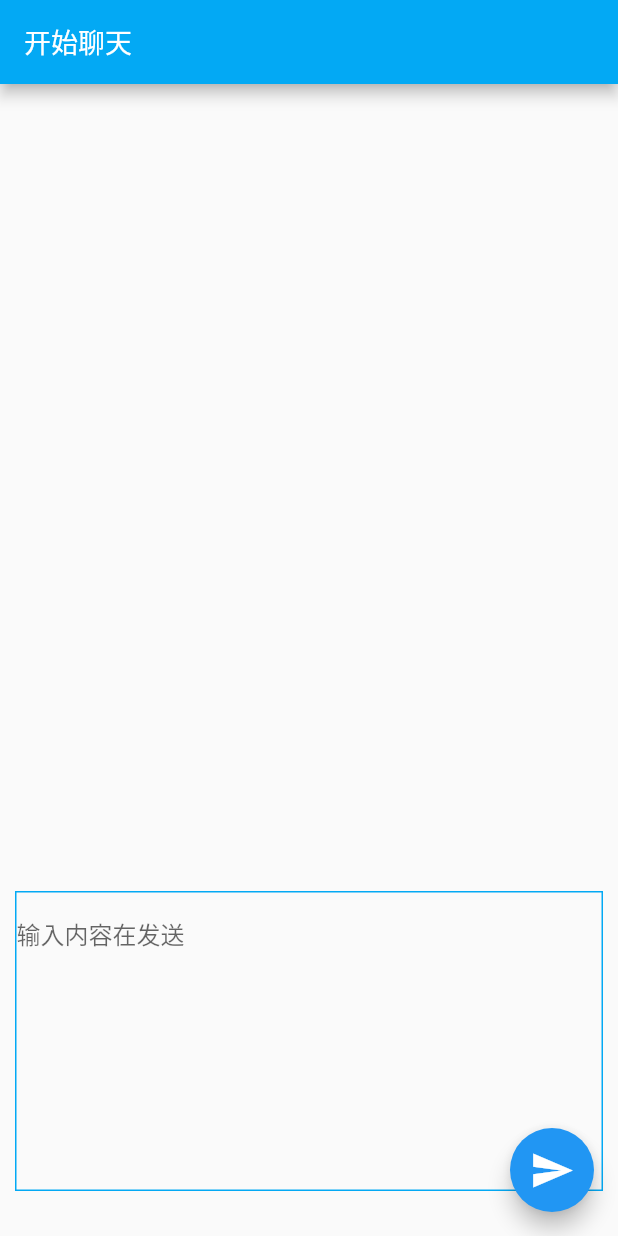
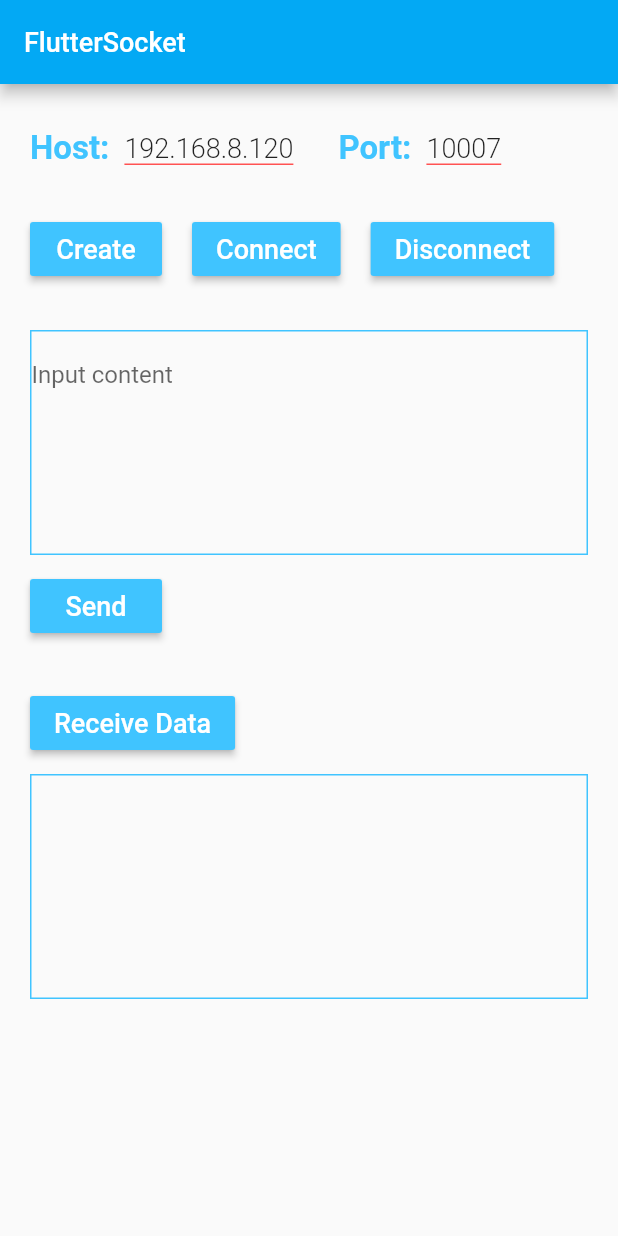
Before and after one commit to waitwalker/flutter_socket_plugin, a Flutter app: the screen it shows after launch, on a phone screen of 412 x 824 dp. Run offline on Flutter 3.47's test engine with Material 2 defaults, Android fonts, the phone set to English and light mode, and no system bars.

Commit message:
example 完善

```diff
--- a/example/lib/main.dart
+++ b/example/lib/main.dart
@@ -23,45 +23,51 @@ class HomePage extends StatefulWidget {
 }
 
 class _HomePageState extends State<HomePage> {
-  List<Map> chatList = [];
+
   TextEditingController textEditingController = TextEditingController();
+
   FlutterSocket flutterSocket;
   bool connected = false;
+  String _host = "192.168.8.120";
+  int _port = 10007;
+  String receiveMessage = "";
 
   @override
   void initState() {
+    initSocket();
     textEditingController.addListener((){
-      print("text:${textEditingController.text}");
+      print("input text:${textEditingController.text}");
     });
-    initSocket();
     super.initState();
   }
 
-  initSocket() async {
+  ///
+  /// @Method: initSocket
+  /// @Parameter:
+  /// @ReturnType:
+  /// @Description: init socket
+  /// @author: waitwalker
+  /// @Date: 2019-08-23
+  ///
+  initSocket() {
     flutterSocket = FlutterSocket();
-    var result = await flutterSocket.createSocket("192.168.8.120", 10007, timeout: 20);
-    print(result);
-    if (result == true) {
-
-      flutterSocket.tryConnect();
 
     flutterSocket.connectListener((data){
-        print("data:");
-        connected = true;
+      print("connect listener data:$data");
     });
 
     flutterSocket.errorListener((data){
-        print(data);
+      print("error listener data:$data");
     });
 
+
     flutterSocket.receiveListener((data){
-        print("receive data:$data");
+      print("receive listener data:$data");
     });
 
     flutterSocket.disconnectListener((data){
-        print("disconnect data:$data");
+      print("disconnect listener data:$data");
     });
-    }
 
   }
 
@@ -70,64 +76,123 @@ class _HomePageState extends State<HomePage> {
   Widget build(BuildContext context) {
     return Scaffold(
       appBar: AppBar(
-        title: Text("开始聊天",style: TextStyle(fontSize: 18,color: Colors.white),),
+        title: Text("FlutterSocket",style: TextStyle(fontSize: 18,color: Colors.white),),
         backgroundColor: Colors.lightBlue,
       ),
       body: Column(
-        mainAxisAlignment: MainAxisAlignment.spaceBetween,
         children: <Widget>[
 
-          Expanded(
-            child: ListView.builder(
-              itemBuilder: itemBuilder,
-              itemCount: chatList.length,
+          Padding(
+            padding: EdgeInsets.only(top: 30,left: 20,right: 20),
+            child: Row(
+              children: <Widget>[
+                Text("Host:",style: TextStyle(fontSize: 22,color: Colors.lightBlueAccent,fontWeight: FontWeight.w600),),
+                Padding(padding: EdgeInsets.only(left: 10),),
+                Container(
+                  decoration: BoxDecoration(
+                    border: Border(bottom: BorderSide(color: Colors.redAccent,width: 1.0)),
+                  ),
+                  child: Text(_host,style: TextStyle(fontSize: 18,color: Colors.black87,fontWeight: FontWeight.w300),),
+                ),
+                Padding(padding: EdgeInsets.only(left: 30),),
+                Text("Port:",style: TextStyle(fontSize: 22,color: Colors.lightBlueAccent,fontWeight: FontWeight.w600),),
+                Padding(padding: EdgeInsets.only(left: 10),),
+                Container(
+                  decoration: BoxDecoration(
+                    border: Border(bottom: BorderSide(color: Colors.redAccent,width: 1.0)),
+                  ),
+                  child: Text("$_port",style: TextStyle(fontSize: 18,color: Colors.black87,fontWeight: FontWeight.w300),),
+                ),
+              ],
             ),
           ),
 
           Padding(
-            padding: EdgeInsets.only(top: 30,bottom: 30,left: 10,right: 10),
+            padding: EdgeInsets.only(left: 20,right: 20,top: 30),
+            child: Row(
+              children: <Widget>[
+                RaisedButton(
+                  color: Colors.lightBlueAccent,
+                  child: Text("Create",style: TextStyle(fontSize: 18,color: Colors.white,fontWeight: FontWeight.w500),),
+                  onPressed: () async {
+                    await flutterSocket.createSocket("192.168.8.120", 10007, timeout: 20);
+                  },
+                ),
+                Padding(padding: EdgeInsets.only(left: 20)),
+                RaisedButton(
+                  color: Colors.lightBlueAccent,
+                  child: Text("Connect",style: TextStyle(fontSize: 18,color: Colors.white,fontWeight: FontWeight.w500),),
+                  onPressed: (){
+                    flutterSocket.tryConnect();
+                  },
+                ),
+                Padding(padding: EdgeInsets.only(left: 20)),
+                RaisedButton(
+                  color: Colors.lightBlueAccent,
+                  child: Text("Disconnect",style: TextStyle(fontSize: 18,color: Colors.white,fontWeight: FontWeight.w500),),
+                  onPressed: (){
+                    flutterSocket.tryDisconnect();
+                  },
+                ),
+              ],
+            ),
+          ),
+
+          Padding(
+            padding: EdgeInsets.only(left: 20,right: 20,top: 30,),
             child: Container(
-              height: 200,
+              height: 150,
               decoration: BoxDecoration(
-                  border: Border.all(width: 1,color: Colors.lightBlue)
+                border: Border.all(color: Colors.lightBlueAccent,width: 1.0)
               ),
               child: TextField(
                 controller: textEditingController,
                 decoration: InputDecoration(
-                    labelText: "输入内容在发送",
+                  labelText: "Input content",
                   border: InputBorder.none
                 ),
               ),
             ),
           ),
 
+          Padding(
+            padding: EdgeInsets.only(left: 20,right: 20,top: 10),
+            child: Container(
+              alignment: Alignment.centerLeft,
+              child: RaisedButton(
+                color: Colors.lightBlueAccent,
+                child: Text("Send",style: TextStyle(fontSize: 18,color: Colors.white,fontWeight: FontWeight.w500),),
+                onPressed: (){
+                  flutterSocket.send(textEditingController.text);
+                },),
+            ),
+          ),
+
+          Padding(
+            padding: EdgeInsets.only(left: 20,right: 20,top: 30),
+            child: Container(
+              alignment: Alignment.centerLeft,
+              child: RaisedButton(
+                color: Colors.lightBlueAccent,
+                child: Text("Receive Data",style: TextStyle(fontSize: 18,color: Colors.white,fontWeight: FontWeight.w500),),
+                onPressed: (){},),
+            ),
+          ),
+
+          Padding(
+            padding: EdgeInsets.only(left: 20,right: 20,top: 10),
+            child: Container(
+              height: 150,
+              width: MediaQuery.of(context).size.width - 40,
+              decoration: BoxDecoration(
+                  border: Border.all(color: Colors.lightBlueAccent,width: 1.0)
+              ),
+              child: Text(receiveMessage,style: TextStyle(fontSize: 15,color: Colors.lightBlueAccent,fontWeight: FontWeight.w500),),
+            ),
+          ),
         ],
       ),
-      floatingActionButton: FloatingActionButton(child: Icon(Icons.send,size: 30,color: Colors.white,),onPressed: (){
-        if (connected) {
-          //flutterSocket.send("hello socket");
-          flutterSocket.tryDisconnect();
-        }
-      },),
     );
   }
 
-  Widget itemBuilder(BuildContext buildContext, int index) {
-    return Column(
-      children: <Widget>[
-        Row(
-          children: <Widget>[
-            Icon(Icons.account_circle,size: 35,color: Colors.lime,),
-            Column(
-              children: <Widget>[
-                Text("张三",style: TextStyle(fontSize: 12,color: Colors.orangeAccent),),
-                Text("时间",style: TextStyle(fontSize: 10,color: Colors.deepPurpleAccent),),
-              ],
-            )
-          ],
-        ),
-        Text("内容",style: TextStyle(fontSize: 13,color: Colors.black),),
-      ],
-    );
 }
-}
```
Also changed, not shown: example/pubspec.lock, 2 other files. Lines whose indentation alone changed are shown as unchanged.
